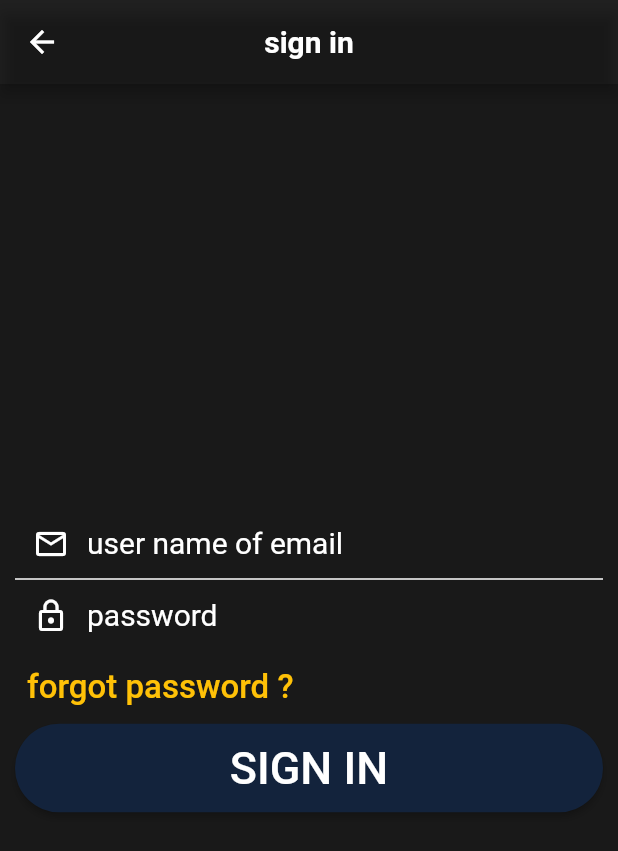
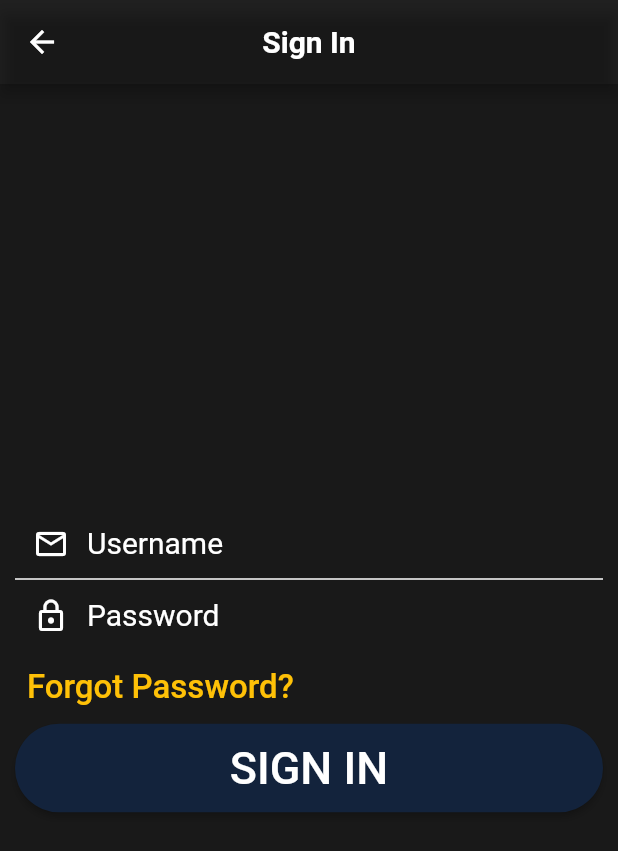
Before and after one commit to MahmoudIbrahim1012/movie_app, a Flutter app: the SignIn screen opened directly, on a phone screen of 412 x 824 dp. Shown: the top 851 px of the screen. Run offline on Flutter 3.47's test engine with Material 2 defaults, Android fonts, the light colour scheme and no system bars; our stand-ins replace curved_navigation_bar, flutter_spinkit, modal_bottom_sheet; missing offline and left inert: android_intent; network calls fail.

Commit message:
Fixed login

```diff
--- a/lib/Pages/GetStarted.dart
+++ b/lib/Pages/GetStarted.dart
@@ -11,7 +11,7 @@ class GetStarted extends StatefulWidget {
 
 class _GetStartedState extends State<GetStarted> {
 
-  _launchURL() async {
+  launchURL() async {
     const url = 'https://www.themoviedb.org/signup';
     if (await canLaunch(url)) {
       await launch(url, enableJavaScript: true);
@@ -74,7 +74,7 @@ class _GetStartedState extends State<GetStarted> {
               children: [
                 ElevatedButton(
                   onPressed: () async {
-                    _launchURL();
+                    launchURL();
                   },
                   child: Text(
                     "GET STARTED",
--- a/lib/Pages/SignIn.dart
+++ b/lib/Pages/SignIn.dart
@@ -1,4 +1,5 @@
 import 'package:flutter/material.dart';
+import 'package:url_launcher/url_launcher.dart';
 
 class SignIn extends StatefulWidget {
   @override
@@ -9,6 +10,15 @@ class _SignInState extends State<SignIn> {
   String user_name = '';
   String password = '';
 
+  launchURL() async {
+    const url = 'https://www.themoviedb.org/reset-password';
+    if (await canLaunch(url)) {
+      await launch(url, enableJavaScript: true);
+    } else {
+      throw 'Could not launch $url';
+    }
+  }
+
   @override
   Widget build(BuildContext context) {
     return Scaffold(
@@ -16,11 +26,11 @@ class _SignInState extends State<SignIn> {
         backgroundColor: Colors.black87,
         centerTitle: true,
         title: Text(
-          'sign in',
-              style: TextStyle(
-                color: Colors.white,
-                fontWeight: FontWeight.bold,
-        ),
+          'Sign In',
+          style: TextStyle(
+            color: Colors.white,
+            fontWeight: FontWeight.bold,
+          ),
         ),
       ),
       body: Container(
@@ -31,8 +41,11 @@ class _SignInState extends State<SignIn> {
           crossAxisAlignment: CrossAxisAlignment.center,
           children: [
             TextField(
+              style: TextStyle(
+                color: Colors.white,
+              ),
               decoration: InputDecoration(
-                hintText: 'user name of email',
+                hintText: 'Username',
                 hintStyle: TextStyle(
                   fontSize: 20,
                   color: Colors.white,
@@ -43,7 +56,7 @@ class _SignInState extends State<SignIn> {
                 ),
                 enabledBorder: UnderlineInputBorder(
                   borderSide: BorderSide(
-                      color: Colors.white,
+                    color: Colors.white,
                   ),
                 ),
                 focusedBorder: UnderlineInputBorder(
@@ -52,14 +65,17 @@ class _SignInState extends State<SignIn> {
                   ),
                 ),
               ),
-              onSubmitted: (String str)
-              {
+              onSubmitted: (String str) {
                 user_name = str;
               },
             ),
             TextField(
+              style: TextStyle(
+                color: Colors.white,
+              ),
+              obscureText: true,
               decoration: InputDecoration(
-                hintText: 'password',
+                hintText: 'Password',
                 hintStyle: TextStyle(
                   fontSize: 20,
                   color: Colors.white,
@@ -70,8 +86,7 @@ class _SignInState extends State<SignIn> {
                 ),
                 border: InputBorder.none,
               ),
-              onSubmitted: (String str)
-              {
+              onSubmitted: (String str) {
                 password = str;
               },
             ),
@@ -85,7 +100,7 @@ class _SignInState extends State<SignIn> {
                 mainAxisAlignment: MainAxisAlignment.start,
                 children: [
                   Text(
-                    "forgot password ?",
+                    "Forgot Password?",
                     style: TextStyle(
                       color: Colors.amber,
                       fontSize: 22,
@@ -98,7 +113,7 @@ class _SignInState extends State<SignIn> {
               width: double.infinity,
               child: RaisedButton(
                 padding: EdgeInsets.all(12.0),
-                onPressed: (){},
+                onPressed: () {},
                 color: Color(0xff13233c),
                 child: Text(
                   'SIGN IN',
```
Also changed, not shown: 1 other file.
